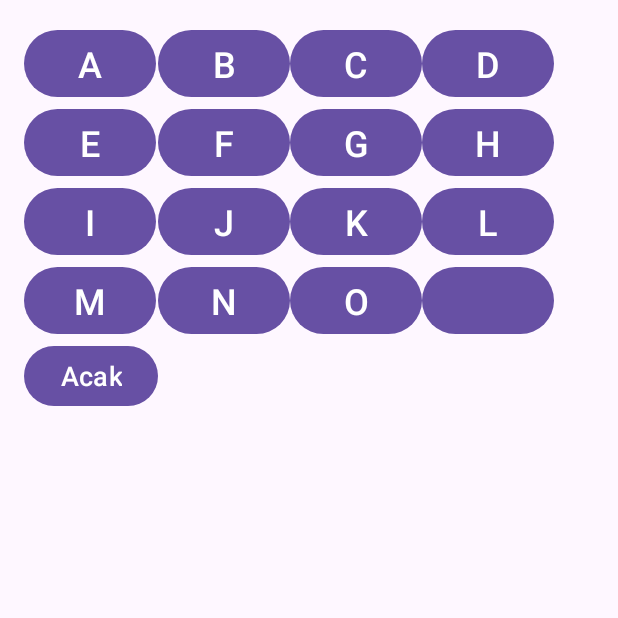
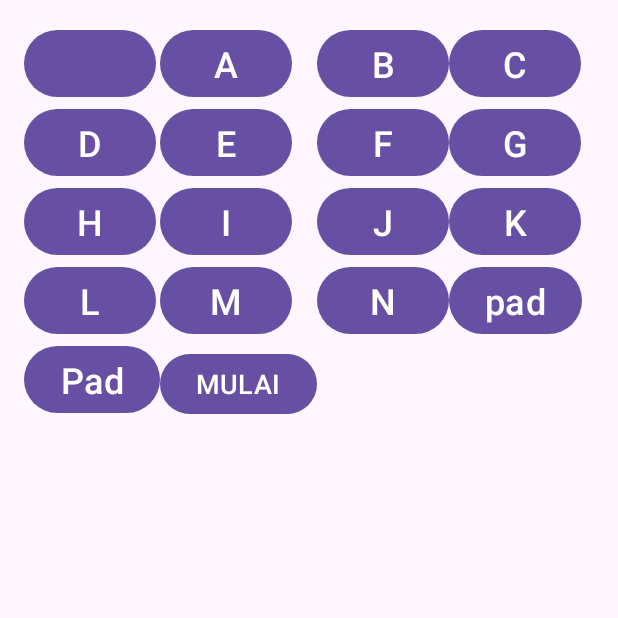
Before and after one commit to WaannAlter/game_puzzle, an Android app: the screen it shows after launch (MainActivity), on a phone screen of 412 x 824 dp, the top half of it. Run offline under Robolectric (Android 15) with nearby library versions, the phone set to English and light mode, and no system bars.

```diff
--- a/app/src/main/java/com/example/game_puzzle/MainActivity.java
+++ b/app/src/main/java/com/example/game_puzzle/MainActivity.java
@@ -15,6 +15,7 @@ public class MainActivity extends AppCompatActivity {
     private GridLayout gridLayout;
     private List<Button> buttons;
     private Button emptyBlock;
+    private final int gridSize = 4; // Ukuran grid (misalnya 4x4)
 
     @Override
     protected void onCreate(Bundle savedInstanceState) {
@@ -25,7 +26,7 @@ public class MainActivity extends AppCompatActivity {
         emptyBlock = findViewById(R.id.emptyBlock);
 
         buttons = new ArrayList<>();
-        for (int i = 1; i <= 15; i++) {
+        for (int i = 1; i <= gridSize * gridSize - 1; i++) {
             int resID = getResources().getIdentifier("block" + i, "id", getPackageName());
             Button block = findViewById(resID);
             buttons.add(block);
@@ -80,8 +81,6 @@ public class MainActivity extends AppCompatActivity {
 
     // Periksa apakah dua blok bersebelahan
     private boolean isAdjacent(int index1, int index2) {
-        // Kode ini mengasumsikan grid ukuran 4x4, Anda dapat menyesuaikannya jika grid Anda berbeda
-        int gridSize = 4;
         int row1 = index1 / gridSize;
         int col1 = index1 % gridSize;
         int row2 = index2 / gridSize;
--- a/app/src/main/res/layout/activity_main.xml
+++ b/app/src/main/res/layout/activity_main.xml
@@ -8,6 +8,13 @@
     android:padding="16dp"
     android:layout_gravity="center">
 
+
+    <Button
+        android:id="@+id/emptyBlock"
+        android:layout_width="wrap_content"
+        android:layout_height="wrap_content"
+        android:text=""
+        android:textSize="24sp" />
     <!-- Blok 1 -->
     <Button
         android:id="@+id/block1"
@@ -125,23 +132,22 @@
         android:id="@+id/block15"
         android:layout_width="wrap_content"
         android:layout_height="wrap_content"
-        android:text="O"
+        android:text="pad"
         android:textSize="24sp" />
-
-    <!-- Blok Kosong -->
     <Button
-        android:id="@+id/emptyBlock"
+        android:id="@+id/block16"
         android:layout_width="wrap_content"
         android:layout_height="wrap_content"
-        android:text=""
+        android:text="Pad"
         android:textSize="24sp" />
+    <!-- Blok Kosong -->
 
     <!-- Tombol Acak -->
     <Button
         android:id="@+id/buttonRandomize"
         android:layout_width="wrap_content"
         android:layout_height="wrap_content"
-        android:text="Acak"
+        android:text="MULAI"
         android:textSize="18sp" />
 
 </GridLayout>
```
